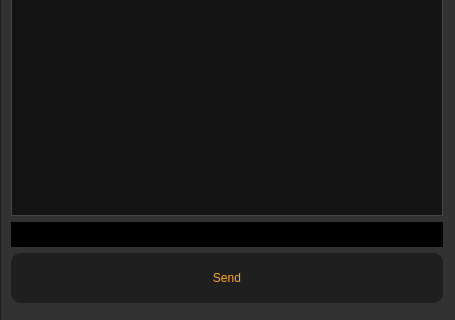
Qt form UI/ns_Startup.ui (prateekfxtd/ns_Startup) before a commit; both pictures show x 0 to 455 and y 580 to 900 of the 455 by 900 pixel window.
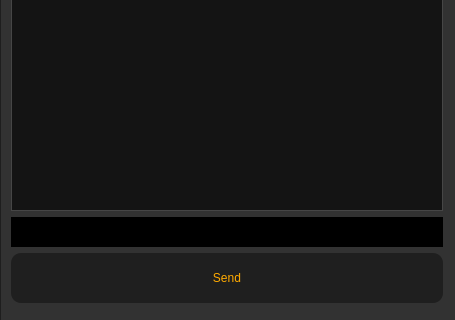
The same form after that commit. The open tabs and pages were chosen to show the change. Icons and pictures are not drawn.

Commit message: v0.1.14 - failure and exception handling

What changed in the file:
```diff
--- a/UI/ns_Startup.ui
+++ b/UI/ns_Startup.ui
@@ -1438,76 +1438,27 @@
              </widget>
             </item>
             <item>
-             <widget class="QTextEdit" name="textEdit_chat_out">
+             <widget class="QLineEdit" name="textEdit_chat_out">
               <property name="minimumSize">
                <size>
                 <width>0</width>
-                <height>0</height>
+                <height>30</height>
                </size>
               </property>
               <property name="maximumSize">
                <size>
                 <width>16777215</width>
-                <height>25</height>
+                <height>50</height>
                </size>
               </property>
               <property name="styleSheet">
-               <string notr="true">QTextEdit{
+               <string notr="true">QLineEdit{
 background-color: rgb(0, 0, 0);
 color: rgb(255, 255, 255);
 selection-background-color: rgb(30, 30, 30); 
 selection-color: rgb(255, 255, 255);
 border: 1px rgb(0, 0, 0)
-}
-
-QScrollBar:vertical{
-width: 8px;
-color: rgb(216, 216, 216);
-background :black;
-}
-
-
-QScrollBar::handle:vertical{
-background: qlineargradient(x1:0, y1:0, x2:1, y2:0, stop: 0 rgb(100, 100, 100), stop: 0.5 rgb(100, 100, 100), stop:1 rgb(100, 100, 100));
-border-radius : 2px;
-min-height: 0px;
-}
-
-
-QScrollBar::add-page:vertical, QScrollBar::sub-page:vertical{
-    background: rgb(30, 30, 30);
-}
-
-
-QScrollBar:horizontal{
-height: 8px;
-color: rgb(216, 216, 216);
-background :black;
-}
-
-
-QScrollBar::handle:horizontal{
-background: qlineargradient(x1:0, y1:0, x2:1, y2:0, stop: 0 rgb(100, 100, 100), stop: 0.5 rgb(100, 100, 100), stop:1 rgb(100, 100, 100));
-border-radius : 2px;
-
-}
-
-
-QScrollBar::add-page:horizontal, QScrollBar::sub-page:horizontal{
-background: rgb(30, 30, 30);
-}
-
-</string>
-              </property>
-              <property name="lineWrapMode">
-               <enum>QTextEdit::NoWrap</enum>
-              </property>
-              <property name="html">
-               <string>&lt;!DOCTYPE HTML PUBLIC &quot;-//W3C//DTD HTML 4.0//EN&quot; &quot;http://www.w3.org/TR/REC-html40/strict.dtd&quot;&gt;
-&lt;html&gt;&lt;head&gt;&lt;meta name=&quot;qrichtext&quot; content=&quot;1&quot; /&gt;&lt;style type=&quot;text/css&quot;&gt;
-p, li { white-space: pre-wrap; }
-&lt;/style&gt;&lt;/head&gt;&lt;body style=&quot; font-family:'MS Shell Dlg 2'; font-size:8.25pt; font-weight:400; font-style:normal;&quot;&gt;
-&lt;p style=&quot;-qt-paragraph-type:empty; margin-top:0px; margin-bottom:0px; margin-left:0px; margin-right:0px; -qt-block-indent:0; text-indent:0px; font-size:8pt;&quot;&gt;&lt;br /&gt;&lt;/p&gt;&lt;/body&gt;&lt;/html&gt;</string>
+}</string>
               </property>
              </widget>
             </item>
```
The commit also changes 1 other file.
